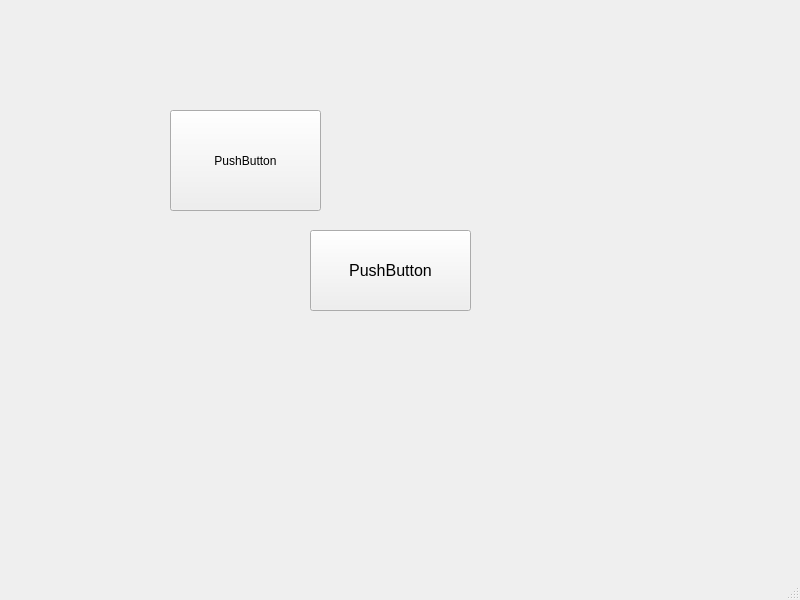
Old version of the form mainwindow.ui in the repository sangpham2710/CS163-Project.
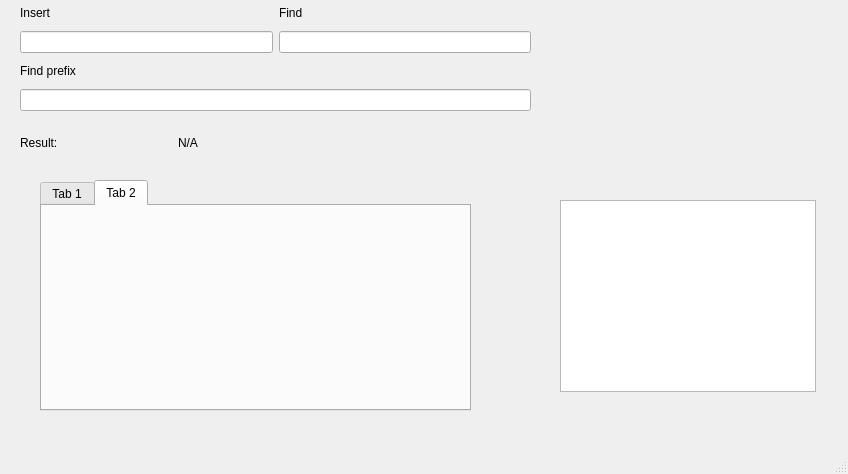
New version of the form.

Diff of the .ui file:
```diff
--- a/mainwindow.ui
+++ b/mainwindow.ui
@@ -6,44 +6,130 @@
    <rect>
     <x>0</x>
     <y>0</y>
-    <width>800</width>
-    <height>600</height>
+    <width>848</width>
+    <height>474</height>
    </rect>
   </property>
   <property name="windowTitle">
    <string>MainWindow</string>
   </property>
   <widget class="QWidget" name="centralwidget">
-   <widget class="QPushButton" name="pushButton">
+   <widget class="QWidget" name="layoutWidget">
     <property name="geometry">
      <rect>
-      <x>310</x>
-      <y>230</y>
-      <width>161</width>
-      <height>81</height>
+      <x>20</x>
+      <y>120</y>
+      <width>309</width>
+      <height>45</height>
      </rect>
     </property>
-    <property name="font">
-     <font>
-      <pointsize>12</pointsize>
-     </font>
+    <layout class="QHBoxLayout" name="horizontalLayout">
+     <item>
+      <widget class="QLabel" name="label_3">
+       <property name="text">
+        <string>Result:</string>
+       </property>
+      </widget>
+     </item>
+     <item>
+      <widget class="QLabel" name="resultLabel">
+       <property name="text">
+        <string>N/A</string>
+       </property>
+      </widget>
+     </item>
+    </layout>
+   </widget>
+   <widget class="QListWidget" name="listWidget">
+    <property name="geometry">
+     <rect>
+      <x>560</x>
+      <y>200</y>
+      <width>256</width>
+      <height>192</height>
+     </rect>
     </property>
-    <property name="text">
-     <string>PushButton</string>
+   </widget>
+   <widget class="QWidget" name="layoutWidget">
+    <property name="geometry">
+     <rect>
+      <x>20</x>
+      <y>0</y>
+      <width>511</width>
+      <height>111</height>
+     </rect>
     </property>
+    <layout class="QVBoxLayout" name="verticalLayout_4">
+     <item>
+      <layout class="QHBoxLayout" name="horizontalLayout_2">
+       <item>
+        <layout class="QVBoxLayout" name="verticalLayout">
+         <item>
+          <widget class="QLabel" name="insertLabel">
+           <property name="text">
+            <string>Insert</string>
+           </property>
+          </widget>
+         </item>
+         <item>
+          <widget class="QLineEdit" name="insertLineEdit"/>
+         </item>
+        </layout>
+       </item>
+       <item>
+        <layout class="QVBoxLayout" name="verticalLayout_2">
+         <item>
+          <widget class="QLabel" name="label_2">
+           <property name="text">
+            <string>Find</string>
+           </property>
+          </widget>
+         </item>
+         <item>
+          <widget class="QLineEdit" name="findLineEdit"/>
+         </item>
+        </layout>
+       </item>
+      </layout>
+     </item>
+     <item>
+      <layout class="QVBoxLayout" name="verticalLayout_3">
+       <item>
+        <widget class="QLabel" name="label_4">
+         <property name="text">
+          <string>Find prefix</string>
+         </property>
+        </widget>
+       </item>
+       <item>
+        <widget class="QLineEdit" name="findPrefixLineEdit"/>
+       </item>
+      </layout>
+     </item>
+    </layout>
    </widget>
-   <widget class="QPushButton" name="pushButton_2">
+   <widget class="QTabWidget" name="tabWidget">
     <property name="geometry">
      <rect>
-      <x>170</x>
-      <y>110</y>
-      <width>151</width>
-      <height>101</height>
+      <x>40</x>
+      <y>180</y>
+      <width>431</width>
+      <height>231</height>
      </rect>
     </property>
-    <property name="text">
-     <string>PushButton</string>
+    <property name="currentIndex">
+     <number>1</number>
     </property>
+    <widget class="QWidget" name="tab">
+     <attribute name="title">
+      <string>Tab 1</string>
+     </attribute>
+    </widget>
+    <widget class="QWidget" name="tab_2">
+     <attribute name="title">
+      <string>Tab 2</string>
+     </attribute>
+    </widget>
    </widget>
   </widget>
   <widget class="QMenuBar" name="menubar">
```
Left out of the diff: 4 changed lines with no effect on the pictures.
